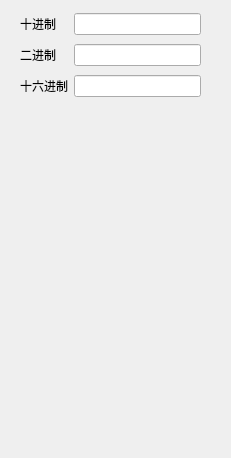
Before: the Qt Designer form stduart/tools_cal.ui in stdplus/stduart, drawn with Qt 5.
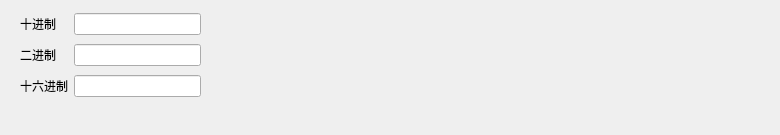
After: the same form once the commit is applied.

The edit to the form file:
```diff
--- a/stduart/tools_cal.ui
+++ b/stduart/tools_cal.ui
@@ -6,10 +6,16 @@
    <rect>
     <x>0</x>
     <y>0</y>
-    <width>231</width>
-    <height>458</height>
+    <width>780</width>
+    <height>135</height>
    </rect>
   </property>
+  <property name="sizePolicy">
+   <sizepolicy hsizetype="Expanding" vsizetype="Fixed">
+    <horstretch>0</horstretch>
+    <verstretch>0</verstretch>
+   </sizepolicy>
+  </property>
   <property name="windowTitle">
    <string>Form</string>
   </property>
```
